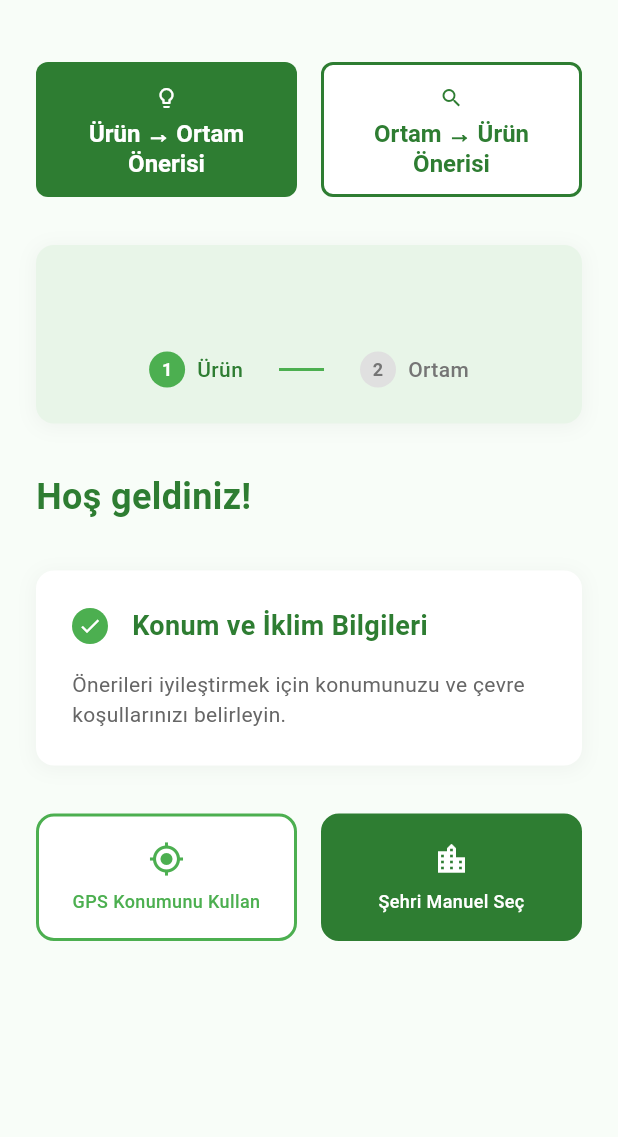
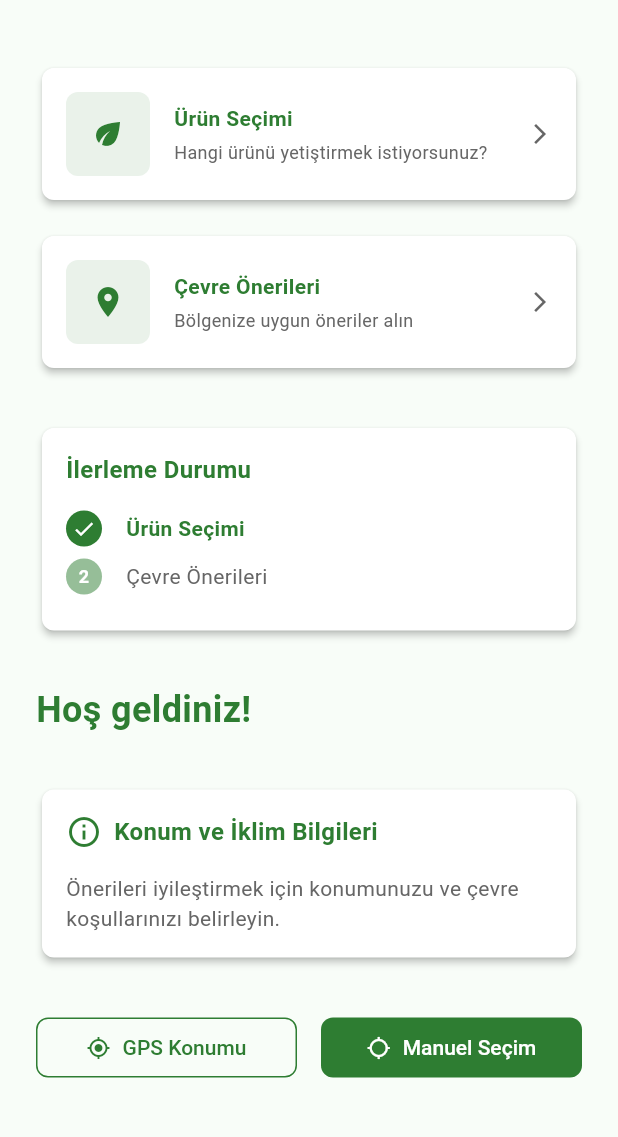
Before and after one commit to sevgicann/GYK-Final-Project, a Flutter app: the HomePage screen opened by its route, on a phone screen of 412 x 824 dp, the part 58-1195 px from its top. Run offline on Flutter 3.47's test engine with Material 3 defaults, Android fonts, the phone set to English and light mode, and no system bars.

Commit message:
optimized user interface

```diff
--- /dev/null
+++ b/GYK_UI/lib/core/widgets/app_button.dart
@@ -0,0 +1,118 @@
+import 'package:flutter/material.dart';
+import '../theme/app_theme.dart';
+
+/// Buton tipleri - enum ile tip güvenliği
+enum AppButtonType { primary, secondary, outline, text }
+
+/// Optimize edilmiş buton widget'ı - SOLID prensiplerine uygun
+class AppButton extends StatelessWidget {
+  final String text;
+  final VoidCallback? onPressed;
+  final AppButtonType type;
+  final IconData? icon;
+  final bool isLoading;
+  final bool isFullWidth;
+
+  const AppButton({
+    super.key,
+    required this.text,
+    this.onPressed,
+    this.type = AppButtonType.primary,
+    this.icon,
+    this.isLoading = false,
+    this.isFullWidth = false,
+  });
+
+  @override
+  Widget build(BuildContext context) {
+    final buttonStyle = _getButtonStyle();
+    final textStyle = _getTextStyle();
+
+    Widget button = ElevatedButton(
+      onPressed: isLoading ? null : onPressed,
+      style: buttonStyle,
+      child: _buildButtonContent(textStyle),
+    );
+
+    if (isFullWidth) {
+      button = SizedBox(width: double.infinity, child: button);
+    }
+
+    return button;
+  }
+
+  /// Buton stilini döndürür - tek sorumluluk
+  ButtonStyle _getButtonStyle() {
+    switch (type) {
+      case AppButtonType.primary:
+        return ElevatedButton.styleFrom(
+          backgroundColor: AppTheme.primaryColor,
+          foregroundColor: Colors.white,
+          shape: RoundedRectangleBorder(
+            borderRadius: BorderRadius.circular(AppTheme.borderRadius),
+          ),
+        );
+      case AppButtonType.secondary:
+        return ElevatedButton.styleFrom(
+          backgroundColor: AppTheme.surfaceColor,
+          foregroundColor: AppTheme.primaryColor,
+          shape: RoundedRectangleBorder(
+            borderRadius: BorderRadius.circular(AppTheme.borderRadius),
+            side: const BorderSide(color: AppTheme.primaryColor),
+          ),
+        );
+      case AppButtonType.outline:
+        return ElevatedButton.styleFrom(
+          backgroundColor: Colors.transparent,
+          foregroundColor: AppTheme.primaryColor,
+          shape: RoundedRectangleBorder(
+            borderRadius: BorderRadius.circular(AppTheme.borderRadius),
+            side: const BorderSide(color: AppTheme.primaryColor),
+          ),
+        );
+      case AppButtonType.text:
+        return ElevatedButton.styleFrom(
+          backgroundColor: Colors.transparent,
+          foregroundColor: AppTheme.primaryColor,
+          shape: RoundedRectangleBorder(
+            borderRadius: BorderRadius.circular(AppTheme.borderRadius),
+          ),
+        );
+    }
+  }
+
+  /// Text stilini döndürür - tek sorumluluk
+  TextStyle _getTextStyle() {
+    return const TextStyle(
+      fontSize: AppTheme.fontSizeMedium,
+      fontWeight: AppTheme.fontWeightMedium,
+    );
+  }
+
+  /// Buton içeriğini oluşturur - tek sorumluluk
+  Widget _buildButtonContent(TextStyle textStyle) {
+    if (isLoading) {
+      return const SizedBox(
+        width: 16.0,
+        height: 16.0,
+        child: CircularProgressIndicator(
+          strokeWidth: 2.0,
+          valueColor: AlwaysStoppedAnimation<Color>(Colors.white),
+        ),
+      );
+    }
+
+    if (icon != null) {
+      return Row(
+        mainAxisSize: MainAxisSize.min,
+        children: [
+          Icon(icon, size: 16.0),
+          const SizedBox(width: AppTheme.paddingSmall),
+          Text(text, style: textStyle),
+        ],
+      );
+    }
+
+    return Text(text, style: textStyle);
+  }
+}
--- /dev/null
+++ b/GYK_UI/lib/core/widgets/app_card.dart
@@ -0,0 +1,236 @@
+import 'package:flutter/material.dart';
+import '../theme/app_theme.dart';
+
+/// Optimize edilmiş kart widget'ı - SOLID prensiplerine uygun
+class AppCard extends StatelessWidget {
+  final Widget child;
+  final EdgeInsetsGeometry? padding;
+  final EdgeInsetsGeometry? margin;
+  final double? elevation;
+  final Color? backgroundColor;
+  final BorderRadius? borderRadius;
+  final VoidCallback? onTap;
+
+  const AppCard({
+    super.key,
+    required this.child,
+    this.padding,
+    this.margin,
+    this.elevation,
+    this.backgroundColor,
+    this.borderRadius,
+    this.onTap,
+  });
+
+  @override
+  Widget build(BuildContext context) {
+    final card = Card(
+      elevation: elevation ?? 2.0,
+      color: backgroundColor ?? AppTheme.surfaceColor,
+      shape: RoundedRectangleBorder(
+        borderRadius: borderRadius ?? BorderRadius.circular(AppTheme.borderRadius),
+      ),
+      child: Padding(
+        padding: padding ?? const EdgeInsets.all(AppTheme.paddingMedium),
+        child: child,
+      ),
+    );
+
+    if (onTap != null) {
+      return InkWell(
+        onTap: onTap,
+        borderRadius: borderRadius ?? BorderRadius.circular(AppTheme.borderRadius),
+        child: card,
+      );
+    }
+
+    if (margin != null) {
+      return Container(margin: margin, child: card);
+    }
+
+    return card;
+  }
+}
+
+/// İkonlu kart widget'ı - kompozisyon prensibi
+class AppIconCard extends StatelessWidget {
+  final IconData icon;
+  final String title;
+  final String? subtitle;
+  final VoidCallback? onTap;
+  final Color? iconColor;
+  final Color? backgroundColor;
+
+  const AppIconCard({
+    super.key,
+    required this.icon,
+    required this.title,
+    this.subtitle,
+    this.onTap,
+    this.iconColor,
+    this.backgroundColor,
+  });
+
+  @override
+  Widget build(BuildContext context) {
+    return AppCard(
+      onTap: onTap,
+      backgroundColor: backgroundColor,
+      child: Row(
+        children: [
+          Container(
+            padding: const EdgeInsets.all(AppTheme.paddingMedium),
+            decoration: BoxDecoration(
+              color: (iconColor ?? AppTheme.primaryColor).withOpacity(0.1),
+              borderRadius: BorderRadius.circular(AppTheme.borderRadius),
+            ),
+            child: Icon(
+              icon,
+              color: iconColor ?? AppTheme.primaryColor,
+              size: AppTheme.iconSize,
+            ),
+          ),
+          const SizedBox(width: AppTheme.paddingMedium),
+          Expanded(
+            child: Column(
+              crossAxisAlignment: CrossAxisAlignment.start,
+              children: [
+                Text(
+                  title,
+                  style: const TextStyle(
+                    fontSize: AppTheme.fontSizeMedium,
+                    fontWeight: AppTheme.fontWeightBold,
+                    color: AppTheme.textPrimaryColor,
+                  ),
+                ),
+                if (subtitle != null) ...[
+                  const SizedBox(height: 4.0),
+                  Text(
+                    subtitle!,
+                    style: const TextStyle(
+                      fontSize: AppTheme.fontSizeSmall,
+                      color: AppTheme.textSecondaryColor,
+                    ),
+                  ),
+                ],
+              ],
+            ),
+          ),
+          if (onTap != null)
+            const Icon(
+              Icons.arrow_forward_ios,
+              color: AppTheme.textSecondaryColor,
+              size: 16.0,
+            ),
+        ],
+      ),
+    );
+  }
+}
+
+/// İlerleme kartı widget'ı - tek sorumluluk
+class AppProgressCard extends StatelessWidget {
+  final String title;
+  final List<AppProgressStep> steps;
+  final int currentStep;
+
+  const AppProgressCard({
+    super.key,
+    required this.title,
+    required this.steps,
+    this.currentStep = 0,
+  });
+
+  @override
+  Widget build(BuildContext context) {
+    return AppCard(
+      child: Column(
+        crossAxisAlignment: CrossAxisAlignment.start,
+        children: [
+          Text(
+            title,
+            style: const TextStyle(
+              fontSize: AppTheme.fontSizeLarge,
+              fontWeight: AppTheme.fontWeightBold,
+              color: AppTheme.textPrimaryColor,
+            ),
+          ),
+          const SizedBox(height: AppTheme.paddingMedium),
+          ...steps.asMap().entries.map((entry) {
+            final index = entry.key;
+            final step = entry.value;
+            final isCompleted = index < currentStep;
+            final isCurrent = index == currentStep;
+
+            return Padding(
+              padding: const EdgeInsets.only(bottom: AppTheme.paddingSmall),
+              child: _buildProgressStep(step, isCompleted, isCurrent),
+            );
+          }),
+        ],
+      ),
+    );
+  }
+
+  /// Tek ilerleme adımı - tek sorumluluk
+  Widget _buildProgressStep(AppProgressStep step, bool isCompleted, bool isCurrent) {
+    return Row(
+      children: [
+        Container(
+          width: 24.0,
+          height: 24.0,
+          decoration: BoxDecoration(
+            color: isCompleted
+                ? AppTheme.primaryColor
+                : isCurrent
+                    ? AppTheme.primaryColor.withOpacity(0.5)
+                    : AppTheme.textSecondaryColor,
+            shape: BoxShape.circle,
+          ),
+          child: Center(
+            child: isCompleted
+                ? const Icon(
+                    Icons.check,
+                    color: Colors.white,
+                    size: 16.0,
+                  )
+                : Text(
+                    (step.number ?? (isCurrent ? '?' : '')).toString(),
+                    style: const TextStyle(
+                      color: Colors.white,
+                      fontSize: AppTheme.fontSizeSmall,
+                      fontWeight: AppTheme.fontWeightBold,
+                    ),
+                  ),
+          ),
+        ),
+        const SizedBox(width: AppTheme.paddingMedium),
+        Expanded(
+          child: Text(
+            step.title,
+            style: TextStyle(
+              fontSize: AppTheme.fontSizeMedium,
+              color: isCompleted
+                  ? AppTheme.primaryColor
+                  : AppTheme.textSecondaryColor,
+              fontWeight: isCompleted
+                  ? AppTheme.fontWeightBold
+                  : AppTheme.fontWeightLight,
+            ),
+          ),
+        ),
+      ],
+    );
+  }
+}
+
+/// İlerleme adımı modeli - tek sorumluluk
+class AppProgressStep {
+  final String title;
+  final int? number;
+
+  const AppProgressStep({
+    required this.title,
+    this.number,
+  });
+}
--- a/GYK_UI/lib/main.dart
+++ b/GYK_UI/lib/main.dart
@@ -1,7 +1,6 @@
 import 'package:flutter/material.dart';
 import 'core/theme/app_theme.dart';
 import 'core/navigation/app_router.dart';
-import 'pages/register_page.dart';
 
 void main() {
   runApp(const TerramindApp());
--- a/GYK_UI/lib/pages/home_page.dart
+++ b/GYK_UI/lib/pages/home_page.dart
@@ -1,9 +1,9 @@
 import 'package:flutter/material.dart';
 import '../core/theme/app_theme.dart';
 import '../core/navigation/app_router.dart';
-import '../widgets/custom_button.dart';
-import '../widgets/custom_card.dart';
-import '../widgets/custom_icon_button.dart';
+import '../core/widgets/app_button.dart';
+import '../core/widgets/app_card.dart';
+import '../core/utils/app_extensions.dart';
 
 class HomePage extends StatefulWidget {
   const HomePage({super.key});
@@ -72,27 +72,60 @@ class _HomePageState extends State<HomePage> {
   }
 
   Widget _buildProgressCard() {
-    return ProgressCard(
-      title: '',
+    return AppProgressCard(
+      title: 'İlerleme Durumu',
       currentStep: _currentStep,
-      totalSteps: 2,
-      stepLabels: const ['Ürün', 'Ortam'],
+      steps: const [
+        AppProgressStep(title: 'Ürün Seçimi', number: 1),
+        AppProgressStep(title: 'Çevre Önerileri', number: 2),
+      ],
     );
   }
 
   Widget _buildWelcomeMessage() {
     return const Text(
       'Hoş geldiniz!',
-      style: AppTheme.headingStyle,
+      style: TextStyle(
+        fontSize: AppTheme.fontSizeXXLarge,
+        fontWeight: AppTheme.fontWeightBold,
+        color: AppTheme.textPrimaryColor,
+      ),
     );
   }
 
   Widget _buildLocationInfoCard() {
-    return InfoCard(
-      title: 'Konum ve İklim Bilgileri',
-      description: 'Önerileri iyileştirmek için konumunuzu ve çevre koşullarınızı belirleyin.',
-      icon: Icons.check,
-      iconColor: AppTheme.primaryLightColor,
+    return AppCard(
+      child: Column(
+        crossAxisAlignment: CrossAxisAlignment.start,
+        children: [
+          Row(
+            children: [
+              const Icon(
+                Icons.info_outline,
+                color: AppTheme.primaryColor,
+                size: AppTheme.iconSize,
+              ),
+              const SizedBox(width: AppTheme.paddingSmall),
+              const Text(
+                'Konum ve İklim Bilgileri',
+                style: TextStyle(
+                  fontSize: AppTheme.fontSizeLarge,
+                  fontWeight: AppTheme.fontWeightBold,
+                  color: AppTheme.textPrimaryColor,
+                ),
+              ),
+            ],
+          ),
+          const SizedBox(height: AppTheme.paddingMedium),
+          const Text(
+            'Önerileri iyileştirmek için konumunuzu ve çevre koşullarınızı belirleyin.',
+            style: TextStyle(
+              fontSize: AppTheme.fontSizeMedium,
+              color: AppTheme.textSecondaryColor,
+            ),
+          ),
+        ],
+      ),
     );
   }
 
@@ -100,32 +133,32 @@ class _HomePageState extends State<HomePage> {
     return Row(
       children: [
         Expanded(
-          child: CustomIconButton(
-            icon: Icons.gps_fixed,
-            tooltip: 'GPS Konumunu Kullan',
-            isSelected: _isGpsSelected,
+          child: AppButton(
+            text: 'GPS Konumu',
+            type: _isGpsSelected ? AppButtonType.primary : AppButtonType.outline,
             onPressed: () {
               setState(() {
                 _isGpsSelected = true;
                 _isManualSelected = false;
               });
-              _showLocationDialog('GPS');
+              context.showSnackBar('GPS konumu seçildi');
             },
+            icon: Icons.my_location,
           ),
         ),
         const SizedBox(width: AppTheme.paddingMedium),
         Expanded(
-          child: CustomIconButton(
-            icon: Icons.location_city,
-            tooltip: 'Şehri Manuel Seç',
-            isSelected: _isManualSelected,
+          child: AppButton(
+            text: 'Manuel Seçim',
+            type: _isManualSelected ? AppButtonType.primary : AppButtonType.outline,
             onPressed: () {
               setState(() {
+                _isManualSelected = true;
                 _isGpsSelected = false;
-                _isManualSelected = true;
               });
-              _showLocationDialog('Manuel');
+              _showLocationDialog();
             },
+            icon: Icons.location_searching,
           ),
         ),
       ],
@@ -133,61 +166,45 @@ class _HomePageState extends State<HomePage> {
   }
 
   Widget _buildMainActionButtons() {
-    return Row(
+    return Column(
       children: [
-        // Ürün → Ortam Önerisi Butonu (Büyük ve Varsayılan)
-        Expanded(
-          flex: 2,
-          child: CustomButton(
-            text: 'Ürün → Ortam\nÖnerisi',
-            icon: Icons.lightbulb_outline,
-            onPressed: () {
-              AppRouter.navigateTo(context, AppRouter.productSelection);
-            },
-            isFullWidth: true,
-            height: 90,
-          ),
+        AppIconCard(
+          icon: Icons.eco,
+          title: 'Ürün Seçimi',
+          subtitle: 'Hangi ürünü yetiştirmek istiyorsunuz?',
+          onTap: () => Navigator.pushNamed(context, AppRouter.productSelection),
         ),
-
-        const SizedBox(width: AppTheme.paddingMedium),
-
-        // Ortam → Ürün Önerisi Butonu (Ters Yön)
-        Expanded(
-          flex: 2,
-          child: CustomButton(
-            text: 'Ortam → Ürün\nÖnerisi',
-            icon: Icons.search,
-            onPressed: () {
-              AppRouter.navigateTo(context, AppRouter.environmentRecommendation);
-            },
-            isFullWidth: true,
-            height: 90,
-            type: ButtonType.outline,
-          ),
+        const SizedBox(height: AppTheme.paddingMedium),
+        AppIconCard(
+          icon: Icons.location_on,
+          title: 'Çevre Önerileri',
+          subtitle: 'Bölgenize uygun öneriler alın',
+          onTap: () => Navigator.pushNamed(context, AppRouter.environmentRecommendation),
         ),
       ],
     );
   }
 
-  void _showLocationDialog(String type) {
+  void _showLocationDialog() {
     showDialog(
       context: context,
-      builder: (BuildContext context) {
-        return AlertDialog(
-          title: Text('${type == 'GPS' ? 'GPS' : 'Manuel'} Konum Seçimi'),
-          content: Text(
-            type == 'GPS'
-                ? 'GPS konumunuz alınıyor...'
-                : 'Şehir seçimi için lütfen bekleyiniz.',
+      builder: (context) => AlertDialog(
+        title: const Text('Konum Seçin'),
+        content: const Text('Lütfen konumunuzu seçin'),
+        actions: [
+          TextButton(
+            onPressed: () => Navigator.of(context).pop(),
+            child: const Text('İptal'),
           ),
-          actions: [
-            TextButton(
-              onPressed: () => Navigator.of(context).pop(),
-              child: const Text('Tamam'),
-            ),
-          ],
-        );
-      },
+          ElevatedButton(
+            onPressed: () {
+              Navigator.of(context).pop();
+              context.showSnackBar('Konum seçildi');
+            },
+            child: const Text('Seç'),
+          ),
+        ],
+      ),
     );
   }
 }
```
Also changed, not shown: GYK_UI/lib/core/utils/app_extensions.dart (added, +42 -0 lines), GYK_UI/lib/pages/register_page.dart (+73 -32 lines), GYK_UI/lib/services/product_service.dart (+28 -5 lines).
